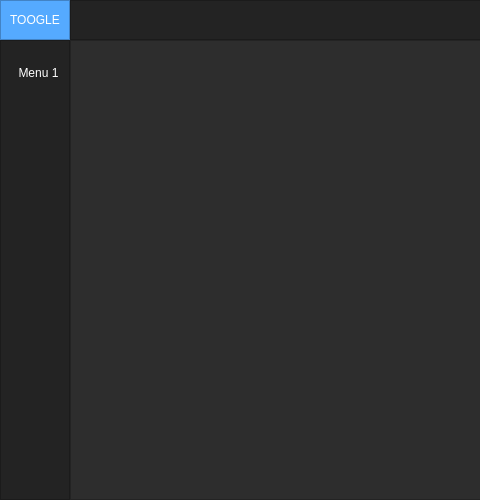
Above: QT-Menu Principal/gui_base_old.ui from brian-emarquez/Python-Course before the change; both pictures show x 0 to 480 and y 0 to 500 of the 1000 by 500 pixel window. Below: the same form after it.
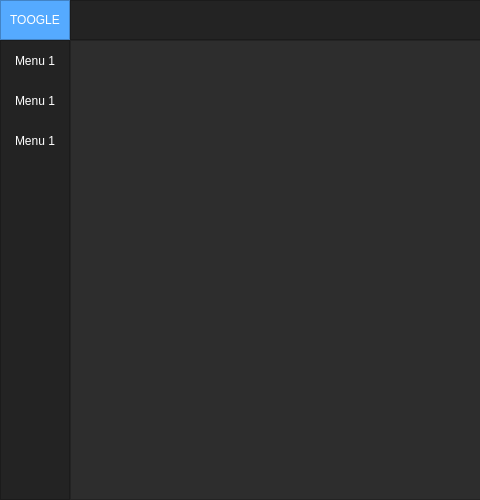
That is the form after the change.

Commit message:
feat Python Qt Designer FOrmulario Update butto n 1
 Python Qt Designer FOrmulario Update button 1

resolve:
see also:

What changed in the file:
```diff
--- a/QT-Menu Principal/gui_base_old.ui
+++ b/QT-Menu Principal/gui_base_old.ui
@@ -201,7 +201,7 @@
           <property name="bottomMargin">
            <number>0</number>
           </property>
-          <item>
+          <item alignment="Qt::AlignTop">
            <widget class="QFrame" name="frame_top__menus">
             <property name="frameShape">
              <enum>QFrame::NoFrame</enum>
@@ -209,17 +209,32 @@
             <property name="frameShadow">
              <enum>QFrame::Raised</enum>
             </property>
-            <widget class="QPushButton" name="Btn_Menu_1">
-             <property name="geometry">
-              <rect>
-               <x>0</x>
-               <y>20</y>
-               <width>75</width>
-               <height>23</height>
-              </rect>
+            <layout class="QVBoxLayout" name="verticalLayout_4">
+             <property name="spacing">
+              <number>0</number>
              </property>
-             <property name="styleSheet">
-              <string notr="true">QPushButton {
+             <property name="leftMargin">
+              <number>0</number>
+             </property>
+             <property name="topMargin">
+              <number>0</number>
+             </property>
+             <property name="rightMargin">
+              <number>0</number>
+             </property>
+             <property name="bottomMargin">
+              <number>0</number>
+             </property>
+             <item>
+              <widget class="QPushButton" name="Btn_Menu_2">
+               <property name="minimumSize">
+                <size>
+                 <width>0</width>
+                 <height>40</height>
+                </size>
+               </property>
+               <property name="styleSheet">
+                <string notr="true">QPushButton {
 	color: rgb(255, 255, 255);
 	background-color: rgb(35, 35, 35);
 	border: 0px solid;
@@ -228,11 +243,61 @@
 	
 	background-color: rgb(85, 170, 255);
 }</string>
-             </property>
-             <property name="text">
-              <string>Menu 1</string>
-             </property>
-            </widget>
+               </property>
+               <property name="text">
+                <string>Menu 1</string>
+               </property>
+              </widget>
+             </item>
+             <item>
+              <widget class="QPushButton" name="Btn_Menu_1">
+               <property name="minimumSize">
+                <size>
+                 <width>0</width>
+                 <height>40</height>
+                </size>
+               </property>
+               <property name="styleSheet">
+                <string notr="true">QPushButton {
+	color: rgb(255, 255, 255);
+	background-color: rgb(35, 35, 35);
+	border: 0px solid;
+}
+QPushButton:hover{
+	
+	background-color: rgb(85, 170, 255);
+}</string>
+               </property>
+               <property name="text">
+                <string>Menu 1</string>
+               </property>
+              </widget>
+             </item>
+             <item>
+              <widget class="QPushButton" name="Btn_Menu_3">
+               <property name="minimumSize">
+                <size>
+                 <width>0</width>
+                 <height>40</height>
+                </size>
+               </property>
+               <property name="styleSheet">
+                <string notr="true">QPushButton {
+	color: rgb(255, 255, 255);
+	background-color: rgb(35, 35, 35);
+	border: 0px solid;
+}
+QPushButton:hover{
+	
+	background-color: rgb(85, 170, 255);
+}</string>
+               </property>
+               <property name="text">
+                <string>Menu 1</string>
+               </property>
+              </widget>
+             </item>
+            </layout>
            </widget>
           </item>
          </layout>
```
Left out of the diff: 8 changed lines with no effect on the pictures.
